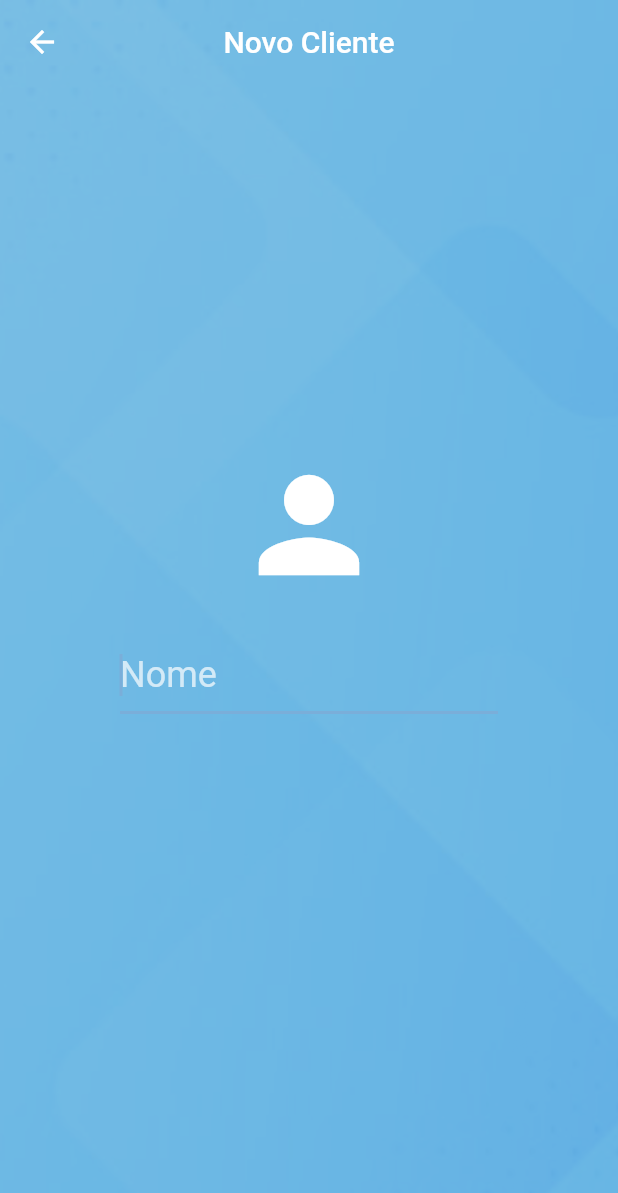
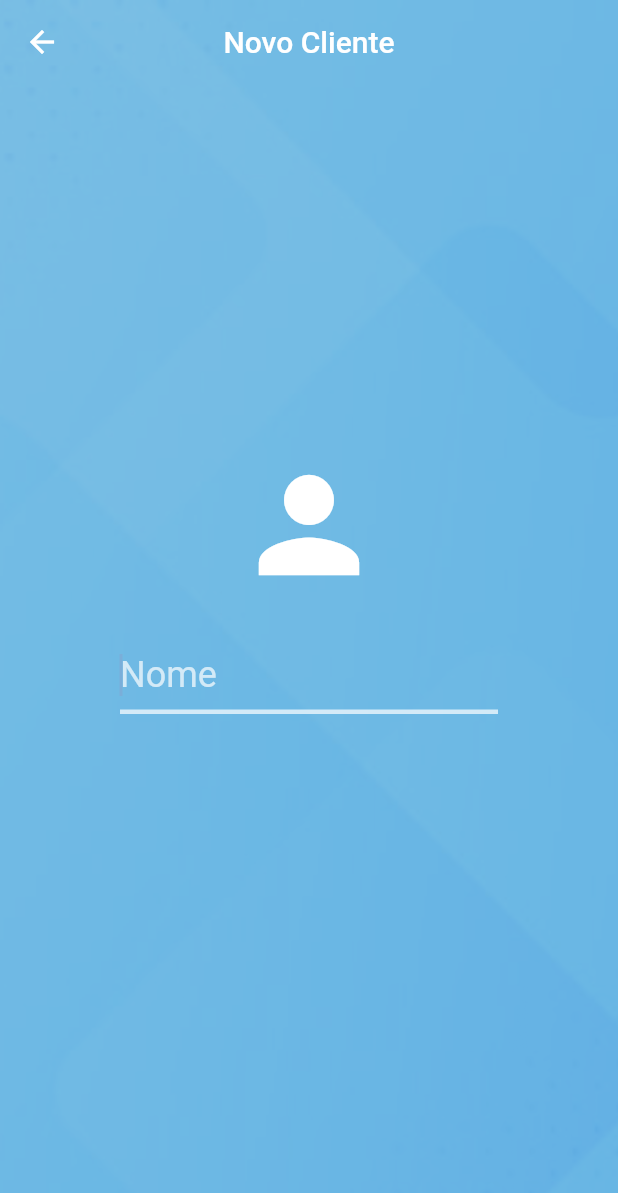
Before and after one commit to guigoverso/central_de_clientes, a Flutter app: the NewClientView screen opened by its route, on a phone screen of 412 x 824 dp. Shown: the top 1193 px of the screen. Run offline on Flutter 3.47's test engine with Material 2 defaults, Android fonts, the phone set to English and light mode, and no system bars; our stand-ins replace sticky_headers; network calls fail.

Commit message:
borda novo cliente piscando

```diff
--- a/lib/view/new_client/widgets/section_layout.dart
+++ b/lib/view/new_client/widgets/section_layout.dart
@@ -21,6 +21,10 @@ class SectionLayout extends StatelessWidget {
 
   @override
   Widget build(BuildContext context) {
+    final textFieldBorder = UnderlineInputBorder(
+      borderSide: BorderSide(
+          color: Colors.white.withOpacity(.7), width: 3.0),
+    );
     return Padding(
       padding: const EdgeInsets.all(16.0),
       child: Center(
@@ -45,10 +49,9 @@ class SectionLayout extends StatelessWidget {
                     decoration: InputDecoration(
                       hintText: title,
                       hintStyle: TextStyle(color: Colors.white.withOpacity(.7)),
-                      enabledBorder: UnderlineInputBorder(
-                        borderSide: BorderSide(
-                            color: Colors.white.withOpacity(.7), width: 3.0),
-                      ),
+                      border: textFieldBorder,
+                      enabledBorder: textFieldBorder,
+                      focusedBorder: textFieldBorder
                     ),
                   ),
                 ),
```
